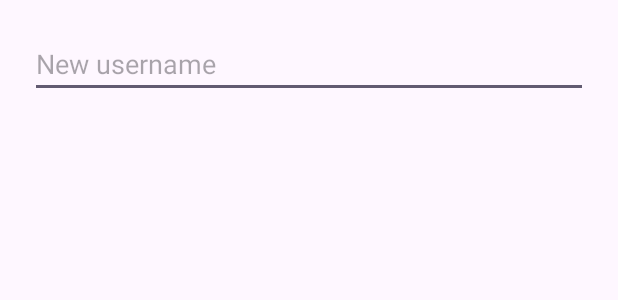
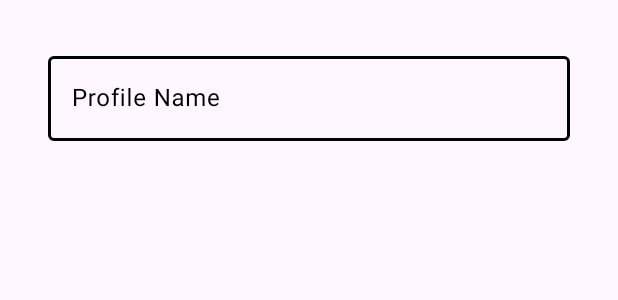
Before and after one commit to Kosjenka-Reading-App/Mobile-App, an Android app: the layout alert_add_profile.xml on its own in the app's theme, with its tools: preview values and no code run, on a phone screen of 412 x 824 dp. Shown: the top 300 px of the screen. Run offline under Robolectric (Android 15) with nearby library versions, the phone set to English and light mode, and no system bars; network calls fail.

Commit message:
edit user dialog with api integration
Took 4 hours 38 minutes

```diff
--- a/app/src/main/java/com/dsd/kosjenka/domain/models/UserProfile.kt
+++ b/app/src/main/java/com/dsd/kosjenka/domain/models/UserProfile.kt
@@ -7,6 +7,6 @@ import kotlinx.parcelize.Parcelize
 data class UserProfile(
     val id_user: Int,
     val id_account: Int,
-    val username: String,
-    val proficiency: Double) : Parcelable {
+    var username: String,
+    var proficiency: Double) : Parcelable {
 }
--- a/app/src/main/java/com/dsd/kosjenka/domain/repository/UserProfileRepository.kt
+++ b/app/src/main/java/com/dsd/kosjenka/domain/repository/UserProfileRepository.kt
@@ -16,7 +16,7 @@ class UserProfileRepository @Inject constructor(
     private val netManager: NetManager
 ) : BaseRepository() {
 
-    fun getUserProfiles(token: String) = retrieveResourceAsLiveData {
+    fun getUserProfiles(token: String) = retrieveResourceAsFlow {
         if (netManager.isConnectedToInternet()) remote.getUserProfiles(token)
         else throw NoInternetException()
     }
@@ -25,4 +25,8 @@ class UserProfileRepository @Inject constructor(
         remote.createUserProfile(token, userProfile)
     }
 
+    fun editUserProfile(token: String, userProfile: UserProfile) = retrieveResourceAsFlow {
+        remote.editUserProfile(token, userProfile)
+    }
+
 }
--- a/app/src/main/res/layout/alert_add_profile.xml
+++ b/app/src/main/res/layout/alert_add_profile.xml
@@ -1,5 +1,6 @@
 <?xml version="1.0" encoding="utf-8"?>
-<layout xmlns:android="http://schemas.android.com/apk/res/android">
+<layout xmlns:android="http://schemas.android.com/apk/res/android"
+    xmlns:app="http://schemas.android.com/apk/res-auto">
 
     <data>
 
@@ -8,14 +9,29 @@
     <LinearLayout
         android:orientation="vertical"
         android:layout_width="match_parent"
-        android:layout_height="match_parent"
-        android:padding="20dp">
+        android:layout_height="match_parent" >
 
-        <EditText
-            android:id="@+id/add_profile_edit_text"
+        <com.google.android.material.textfield.TextInputLayout
+            android:id="@+id/dialog_profile_name_layout"
+            style="@style/Widget.Material3.TextInputEditText.FilledBox"
             android:layout_width="match_parent"
             android:layout_height="wrap_content"
-            android:hint="New username" />
+            android:layout_marginHorizontal="32dp"
+            android:layout_marginTop="8dp"
+            android:hint="Profile Name"
+            android:paddingStart="0dp"
+            android:paddingEnd="0dp"
+            app:placeholderText="Name"
+            app:placeholderTextColor="@color/text_50">
+
+
+            <com.google.android.material.textfield.TextInputEditText
+                android:id="@+id/add_profile_edit_text"
+                android:layout_width="match_parent"
+                android:layout_height="wrap_content"
+                android:inputType="text" />
+
+        </com.google.android.material.textfield.TextInputLayout>
 
     </LinearLayout>
 </layout>
--- a/app/src/main/res/navigation/navigation.xml
+++ b/app/src/main/res/navigation/navigation.xml
@@ -3,7 +3,7 @@
     xmlns:app="http://schemas.android.com/apk/res-auto"
     xmlns:tools="http://schemas.android.com/tools"
     android:id="@+id/navigation"
-    app:startDestination="@id/userProfilesFragment">
+    app:startDestination="@id/mainFragment">
 
     <fragment
         android:id="@+id/mainFragment"
```
Also changed, not shown: app/src/main/java/com/dsd/kosjenka/data/remote/ApiService.kt (+12 -2 lines), app/src/main/java/com/dsd/kosjenka/data/remote/BaseRepository.kt (+5 -4 lines), app/src/main/java/com/dsd/kosjenka/di/AdapterModule.kt (+14 -10 lines), app/src/main/java/com/dsd/kosjenka/domain/remote/UserProfileRemote.kt (+6 -2 lines), app/src/main/java/com/dsd/kosjenka/presentation/user_profiles/UserProfilesFragment.kt (+62 -22 lines), app/src/main/java/com/dsd/kosjenka/presentation/user_profiles/UserProfilesViewModel.kt (+31 -3 lines).
